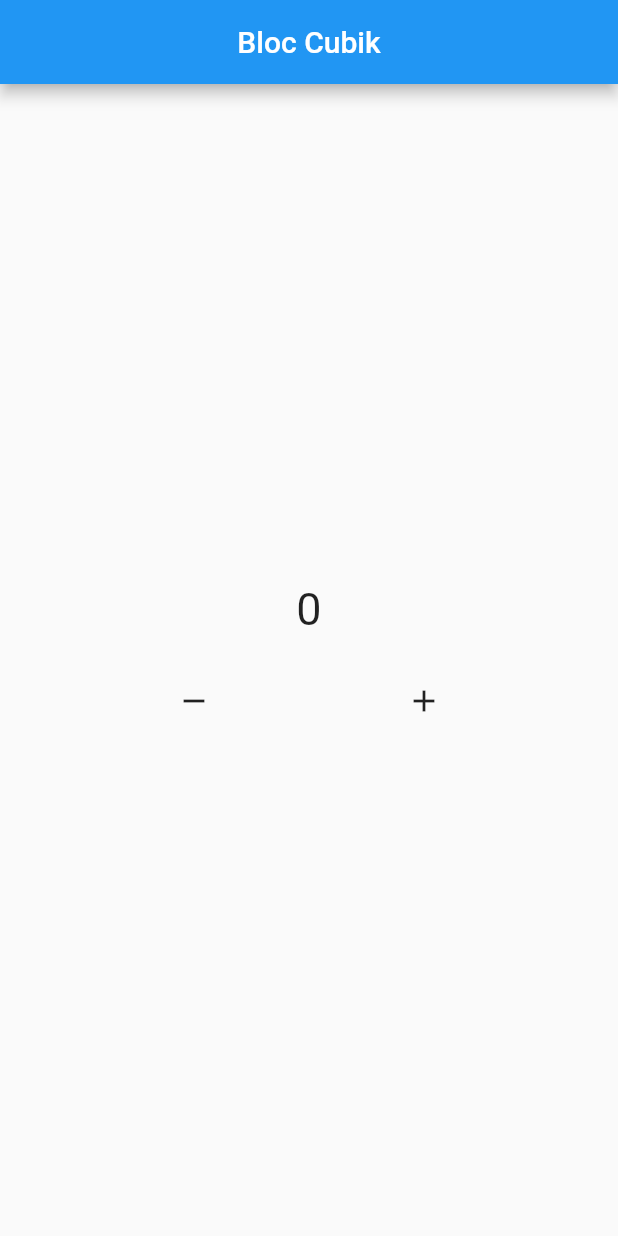
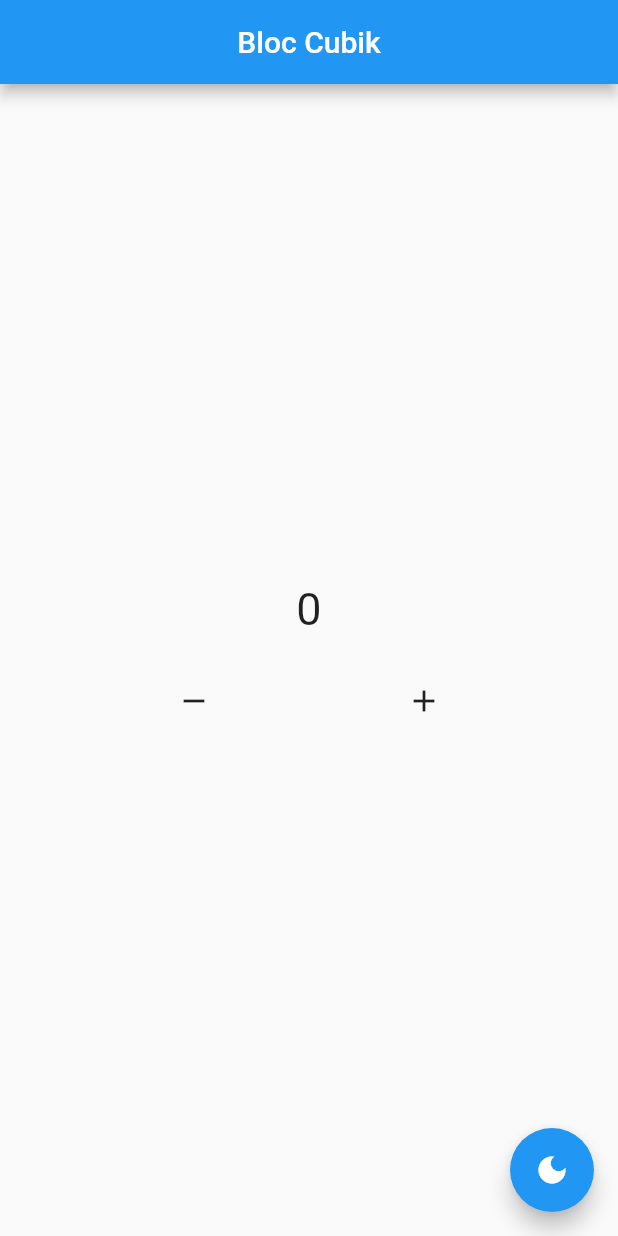
Before and after one commit to rahmattobi/stateManagementBloc, a Flutter app: the screen it shows after launch, on a phone screen of 412 x 824 dp. Run offline on Flutter 3.47's test engine with Material 2 defaults, Android fonts, the phone set to English and light mode, and no system bars; our stand-ins replace bloc, flutter_bloc.

```diff
--- a/lib/bloc/counter.dart
+++ b/lib/bloc/counter.dart
@@ -3,6 +3,7 @@ import 'package:bloc/bloc.dart';
 class Counter extends Cubit<int> {
   Counter({this.init = 0}) : super(init);
 
+  var themeData = false;
   int init;
 
   void increment() => emit(state + 1);
@@ -11,12 +12,10 @@ class Counter extends Cubit<int> {
   @override
   void onChange(Change<int> change) {
     super.onChange(change);
-    print(change);
   }
 
   @override
   void onError(Object error, StackTrace stackTrace) {
     super.onError(error, stackTrace);
-    print(error);
   }
 }
--- /dev/null
+++ b/lib/bloc/theme.dart
@@ -0,0 +1,8 @@
+import 'package:bloc/bloc.dart';
+
+class ThemeBloc extends Cubit<bool> {
+  ThemeBloc() : super(true);
+
+  // void changeTheme() => emit(!state);
+  void changeTheme() => emit(!state);
+}
--- a/lib/main.dart
+++ b/lib/main.dart
@@ -1,5 +1,6 @@
 import 'package:belajar_bloc/bloc/counter.dart';
-import 'package:belajar_bloc/pages/home_page.dart';
+import 'package:belajar_bloc/bloc/theme.dart';
+import 'package:belajar_bloc/pages/main_page.dart';
 import 'package:flutter/material.dart';
 import 'package:flutter_bloc/flutter_bloc.dart';
 
@@ -9,15 +10,18 @@ void main() {
 
 class MyApp extends StatelessWidget {
   const MyApp({super.key});
-
   @override
   Widget build(BuildContext context) {
-    return BlocProvider(
-      create: (context) => Counter(),
-      child: const MaterialApp(
-        debugShowCheckedModeBanner: false,
-        home: HomePage(),
-      ),
+    return MultiBlocProvider(
+      providers: [
+        BlocProvider(
+          create: (context) => Counter(),
+        ),
+        BlocProvider(
+          create: (context) => ThemeBloc(),
+        ),
+      ],
+      child: const MainPage(),
     );
   }
 }
--- a/lib/pages/home_page.dart
+++ b/lib/pages/home_page.dart
@@ -1,3 +1,4 @@
+import 'package:belajar_bloc/bloc/theme.dart';
 import 'package:flutter/material.dart';
 import 'package:flutter_bloc/flutter_bloc.dart';
 
@@ -8,7 +9,8 @@ class HomePage extends StatelessWidget {
 
   @override
   Widget build(BuildContext context) {
-    Counter myCounter = BlocProvider.of<Counter>(context);
+    var myCounter = context.read<Counter>();
+    var myThemes = context.read<ThemeBloc>();
 
     return Scaffold(
       appBar: AppBar(
@@ -49,6 +51,12 @@ class HomePage extends StatelessWidget {
           )
         ],
       ),
+      floatingActionButton: FloatingActionButton(
+        onPressed: () {
+          myThemes.changeTheme();
+        },
+        child: const Icon(Icons.dark_mode),
+      ),
     );
   }
 }
--- /dev/null
+++ b/lib/pages/main_page.dart
@@ -0,0 +1,25 @@
+import 'package:belajar_bloc/bloc/theme.dart';
+import 'package:flutter/material.dart';
+import 'package:flutter_bloc/flutter_bloc.dart';
+
+import 'home_page.dart';
+
+class MainPage extends StatelessWidget {
+  const MainPage({super.key});
+
+  @override
+  Widget build(BuildContext context) {
+    ThemeBloc myTheme = context.read<ThemeBloc>();
+
+    return BlocBuilder<ThemeBloc, bool>(
+      bloc: myTheme,
+      builder: (context, state) {
+        return MaterialApp(
+          theme: state == true ? ThemeData.light() : ThemeData.dark(),
+          debugShowCheckedModeBanner: false,
+          home: const HomePage(),
+        );
+      },
+    );
+  }
+}
```
